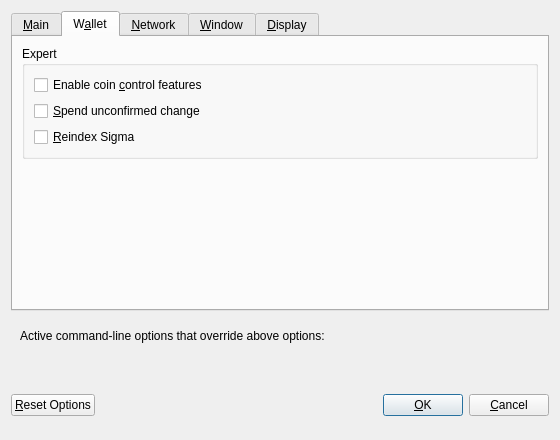
Above: src/qt/forms/optionsdialog.ui from firoorg/firo before the change. Below: the same form after it.
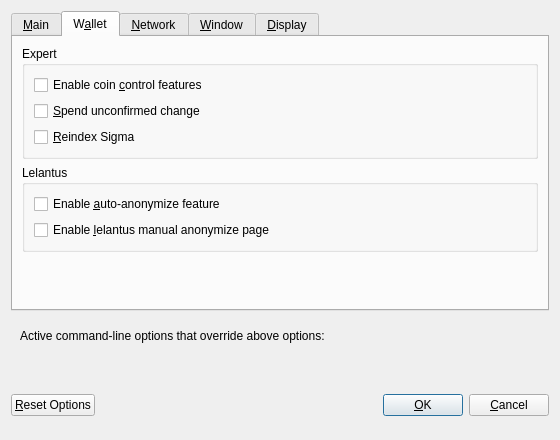
That is the form after the change. The open tabs and pages were chosen to show the change. Custom widgets are drawn as their Qt base class.

Commit message: Add options to control lelantus features

Patch:
```diff
--- a/src/qt/forms/optionsdialog.ui
+++ b/src/qt/forms/optionsdialog.ui
@@ -176,6 +176,29 @@
          </layout>
         </widget>
        </item>
+       <item>
+        <widget class="QGroupBox" name="lelantusGroupBox">
+         <property name="title">
+          <string>Lelantus</string>
+         </property>
+         <layout class="QVBoxLayout" name="verticalLayout_3">
+          <item>
+           <widget class="QCheckBox" name="autoAnonymize">
+            <property name="text">
+             <string>Enable &amp;auto-anonymize feature</string>
+            </property>
+           </widget>
+          </item>
+          <item>
+           <widget class="QCheckBox" name="lelantusPage">
+            <property name="text">
+             <string>Enable &amp;lelantus manual anonymize page</string>
+            </property>
+           </widget>
+          </item>
+         </layout>
+        </widget>
+       </item>
        <item>
         <spacer name="verticalSpacer_Wallet">
          <property name="orientation">
```
Left out of the diff: 2 changed lines with no effect on the pictures. The commit also changes 8 other files.
